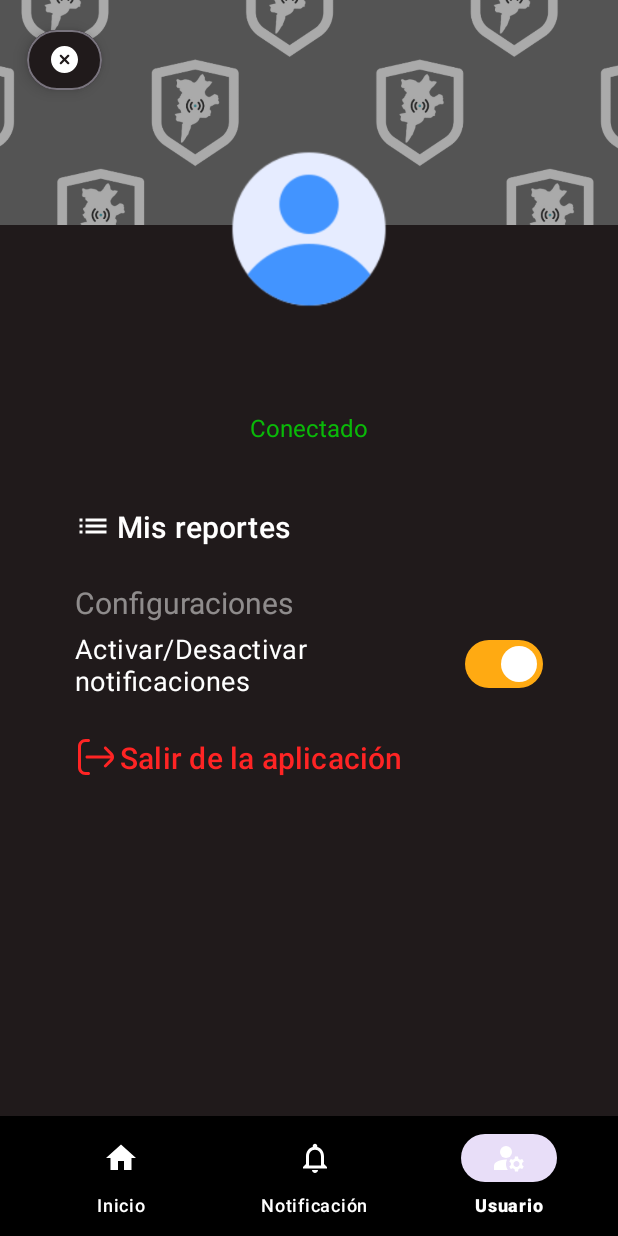
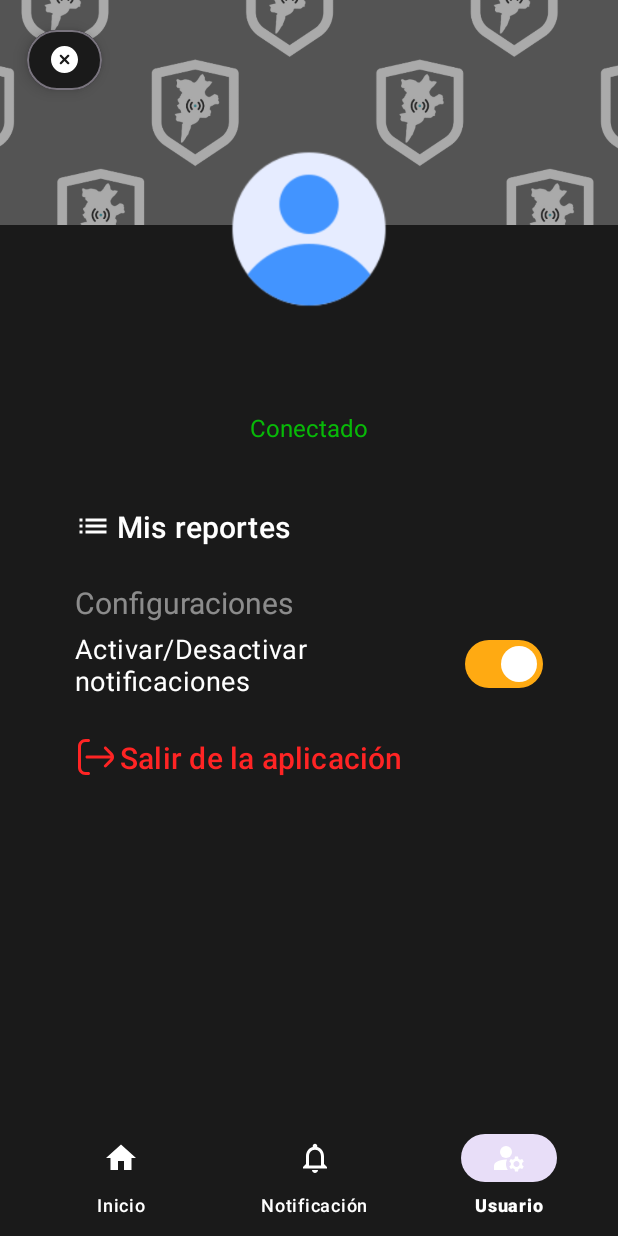
Before and after one commit to peteragurto/app-alerta-sullana, an Android app: the screen it shows after launch once a user with an empty profile is signed in (MainActivity), item 3 of the bottom bar chosen, on a phone screen of 412 x 824 dp. Run offline under Robolectric (Android 15) with nearby library versions, the phone set to English and light mode, and no system bars; our stand-ins replace Firebase (no records; nobody signed in at launch, a user with empty details on screens opened directly).

Commit message:
Cambio de colores en la app

```diff
--- a/app/src/main/res/layout/activity_main.xml
+++ b/app/src/main/res/layout/activity_main.xml
@@ -27,7 +27,7 @@
                 android:layout_height="wrap_content"
                 android:id="@+id/bottomAppBar"
                 android:layout_gravity="bottom"
-                android:backgroundTint="@color/black"
+                android:backgroundTint="@color/Oscurito"
                 app:fabCradleMargin="10dp"
                 app:fabCradleRoundedCornerRadius="50dp">
 
--- a/app/src/main/res/layout/activity_registro_usuario.xml
+++ b/app/src/main/res/layout/activity_registro_usuario.xml
@@ -4,7 +4,7 @@
     xmlns:tools="http://schemas.android.com/tools"
     android:layout_width="match_parent"
     android:layout_height="match_parent"
-    android:background="@color/md_theme_light_onBackground"
+    android:background="@color/Oscurito"
     tools:context=".ui.registro.RegistroUsuarioActivity">
 
     <View
@@ -54,7 +54,7 @@
         app:layout_constraintTop_toBottomOf="@+id/textView" />
 
     <TextView
-        android:background="@color/md_theme_light_onBackground"
+        android:background="@color/Oscurito"
         android:layout_width="match_parent"
         android:layout_height="40dp"
         app:layout_constraintBottom_toBottomOf="parent"
--- a/app/src/main/res/layout/fragment_hacer_reporte.xml
+++ b/app/src/main/res/layout/fragment_hacer_reporte.xml
@@ -9,7 +9,7 @@
     <androidx.constraintlayout.widget.ConstraintLayout
         android:layout_width="match_parent"
         android:layout_height="match_parent"
-        android:background="@color/md_theme_light_onBackground">
+        android:background="@color/Oscurito">
 
         <ImageView
             android:background="@color/white"
--- a/app/src/main/res/layout/fragment_perfil.xml
+++ b/app/src/main/res/layout/fragment_perfil.xml
@@ -10,7 +10,7 @@
     <androidx.constraintlayout.widget.ConstraintLayout
         android:layout_width="match_parent"
         android:layout_height="match_parent"
-        android:background="@color/md_theme_light_onBackground">
+        android:background="@color/Oscurito">
 
         <Button
             android:id="@+id/btn_salirPerfil"
@@ -20,7 +20,7 @@
 
             android:layout_marginTop="16dp"
             android:elevation="6dp"
-            android:backgroundTint="@color/md_theme_light_onBackground"
+            android:backgroundTint="@color/Oscurito"
             app:icon="@drawable/eliminar_ic"
             app:iconTint="@color/white"
             app:iconGravity="start"
--- a/app/src/main/res/values/themes.xml
+++ b/app/src/main/res/values/themes.xml
@@ -3,8 +3,8 @@
     <style name="Base.Theme.AlertaSullana" parent="Theme.Material3.DayNight.NoActionBar">
         <!-- Customize your light theme here. -->
         <item name="colorPrimary">@color/grisnegro</item>
-        <item name="android:navigationBarColor">@color/md_theme_light_onBackground</item>
-        <item name="actionBarTheme">@color/md_theme_light_onBackground</item>
+        <item name="android:navigationBarColor">@color/Oscurito</item>
+        <item name="actionBarTheme">@color/Oscurito</item>
     </style>
 
     <style name="SplashTheme" parent="Base.Theme.AlertaSullana">
```
